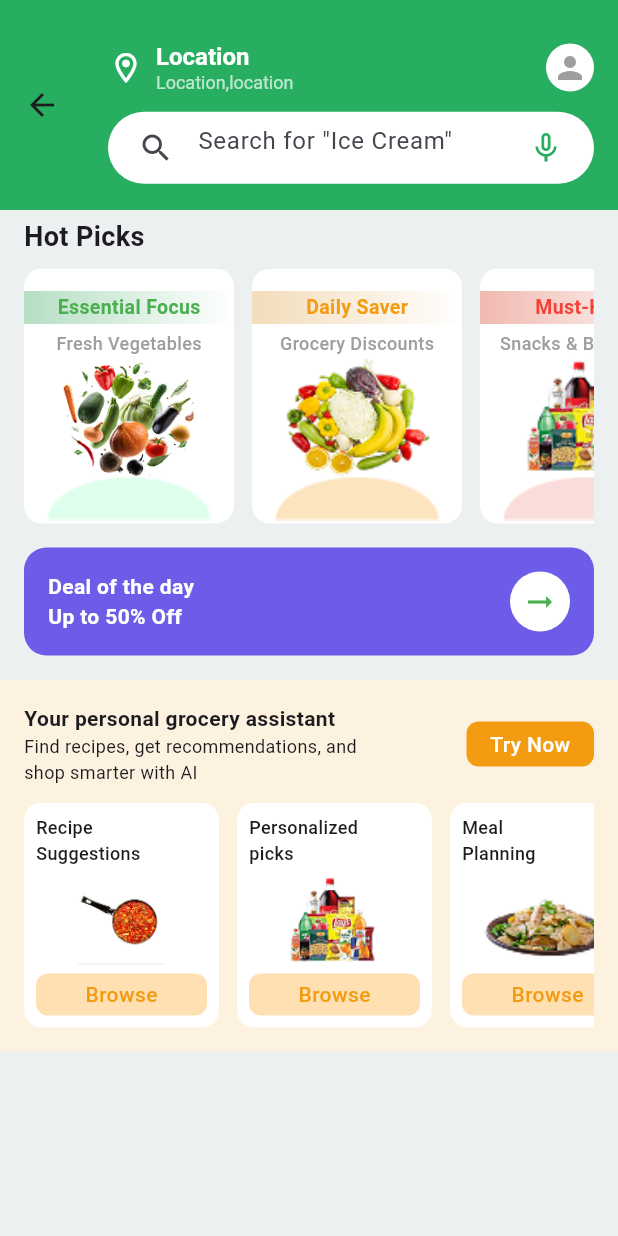
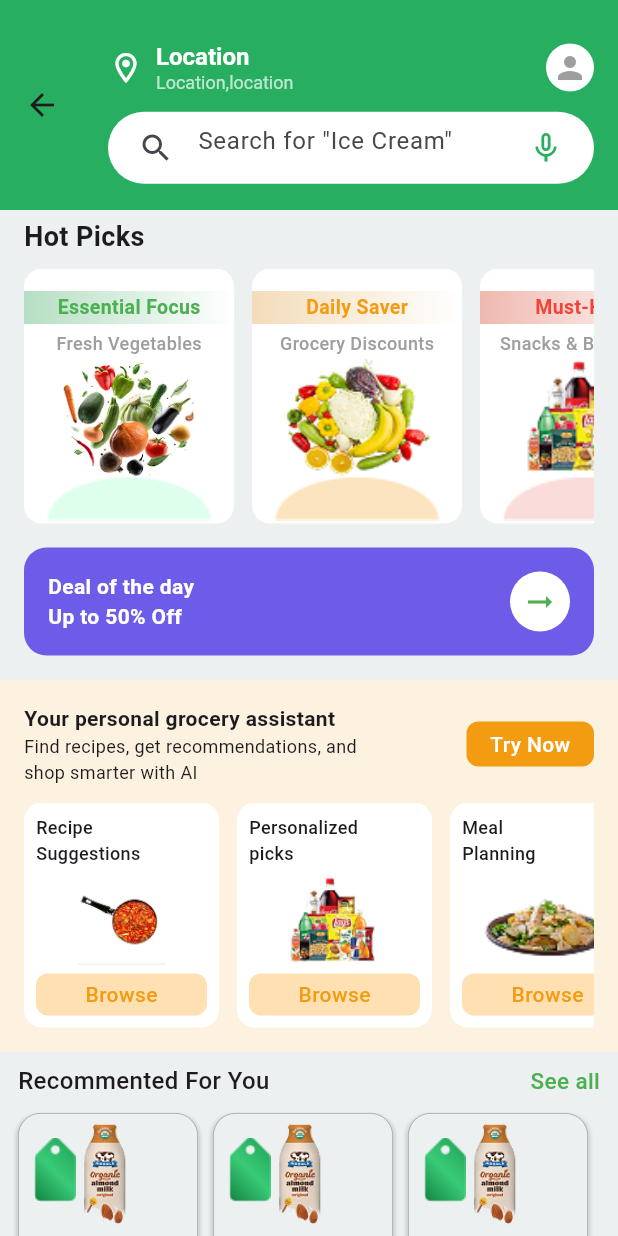
Before and after one commit to pokaktechnologies/supermarket-cust-fe, a Flutter app: the HomePage screen opened directly, on a phone screen of 412 x 824 dp. Run offline on Flutter 3.47's test engine with Material 3 defaults, Android fonts, the phone set to English and light mode, and no system bars.

Commit message:
recomented for screen artially.

```diff
--- a/lib/core/themes/app_assets.dart
+++ b/lib/core/themes/app_assets.dart
@@ -23,4 +23,6 @@ class AppAssets {
   static const String recipeImg = 'assets/images/recipe_img.png';
   static const String personalPicImg = 'assets/images/personal_pics.png';
   static const String mealsPlannerImg = 'assets/images/meals_planning.png';
+  static const String recoImge = 'assets/images/recomented_img.png';
+  static const String percentageIg = 'assets/images/percentage_card.png';
 }
--- a/lib/views/home/homePage.dart
+++ b/lib/views/home/homePage.dart
@@ -4,6 +4,7 @@ import 'package:supermarket_customer_fe/core/themes/app_colors.dart';
 import 'package:supermarket_customer_fe/core/utils/navigations.dart';
 import 'package:supermarket_customer_fe/views/home/assistant_tile.dart';
 import 'package:supermarket_customer_fe/views/home/hot_pic_item.dart';
+import 'package:supermarket_customer_fe/views/home/recomented_container.dart';
 import 'package:supermarket_customer_fe/views/profile/profile_page.dart';
 
 class HomePage extends StatelessWidget {
@@ -231,7 +232,9 @@ class HomePage extends StatelessWidget {
                     ],
                   ),
                 ),
-                SizedBox(height: 124),
+
+                RecomentedContainer(),
+                // SizedBox(height: 124),
               ],
             ),
           ],
--- /dev/null
+++ b/lib/views/home/recomented_container.dart
@@ -0,0 +1,124 @@
+import 'package:flutter/material.dart';
+import 'package:supermarket_customer_fe/core/themes/app_assets.dart';
+import 'package:supermarket_customer_fe/core/themes/app_colors.dart';
+
+class RecomentedContainer extends StatelessWidget {
+  const RecomentedContainer({super.key});
+
+  @override
+  Widget build(BuildContext context) {
+    return SizedBox(
+      height: 230,
+      width: double.infinity,
+      child: Padding(
+        padding: const EdgeInsets.only(
+          left: 12,
+          right: 12,
+          top: 8.0,
+          bottom: 8.0,
+        ),
+        child: Column(
+          children: [
+            Row(
+              mainAxisAlignment: MainAxisAlignment.spaceBetween,
+              children: [
+                Text(
+                  "Recommented For You",
+                  style: TextStyle(fontWeight: FontWeight.w500, fontSize: 16),
+                ),
+                Text(
+                  "See all",
+                  style: TextStyle(
+                    fontWeight: FontWeight.w500,
+                    fontSize: 15,
+                    color: AppColors.green,
+                  ),
+                ),
+              ],
+            ),
+            SizedBox(height: 10),
+
+            SizedBox(
+              height: 170,
+              child: ListView(
+                scrollDirection: Axis.horizontal,
+                children: [
+                  SingleProduct(),
+                  SizedBox(width: 10),
+                  SingleProduct(),
+                  SizedBox(width: 10),
+                  SingleProduct(),
+                ],
+              ),
+            ),
+          ],
+        ),
+      ),
+    );
+  }
+}
+
+class SingleProduct extends StatelessWidget {
+  const SingleProduct({super.key});
+
+  @override
+  Widget build(BuildContext context) {
+    return Container(
+      height: 155,
+      width: 120,
+      decoration: BoxDecoration(
+        color: AppColors.cloudGrey,
+        borderRadius: BorderRadius.circular(15),
+        border: Border.all(
+          color: AppColors.grey,
+          width: 0.5, // 👈 decrease this value to make the border thinner
+        ),
+        boxShadow: [
+          BoxShadow(
+            color: Colors.black.withOpacity(0.1), // shadow color
+            spreadRadius: 2, // how much the shadow spreads
+            blurRadius: 1, // how blurry the shadow is
+            offset: Offset(0, 3), // position of the shadow (x, y)
+          ),
+        ],
+      ),
+      child: Column(
+        mainAxisAlignment: MainAxisAlignment.spaceBetween,
+        children: [
+          SizedBox(
+            height: 75,
+            width: 120,
+            child: Stack(
+              fit: StackFit.expand,
+              children: [
+                Image.asset(AppAssets.recoImge),
+                Positioned(
+                  right: 80,
+                  top: 0,
+                  bottom: 0,
+
+                  child: Image.asset(
+                    AppAssets.percentageIg,
+                    width: 30,
+                    height: 35,
+                  ),
+                ),
+              ],
+            ),
+          ),
+          Container(
+            height: 75,
+            width: 120,
+            decoration: BoxDecoration(
+              color: AppColors.white,
+              borderRadius: BorderRadius.only(
+                bottomLeft: Radius.circular(15),
+                bottomRight: Radius.circular(15),
+              ),
+            ),
+          ),
+        ],
+      ),
+    );
+  }
+}
```
Also changed, not shown: assets/images/Rectangle 83.png (added), assets/images/percentage_card.png (added), assets/images/recomented_img.png (added), assets/images/recomented_img2.png (added).
